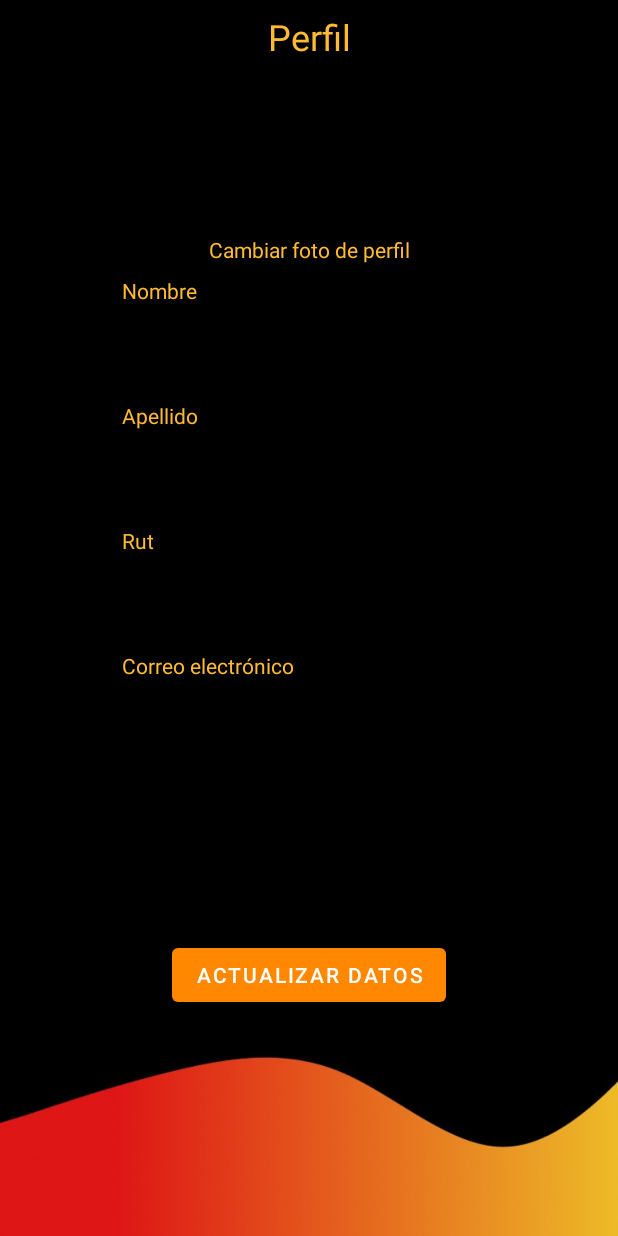
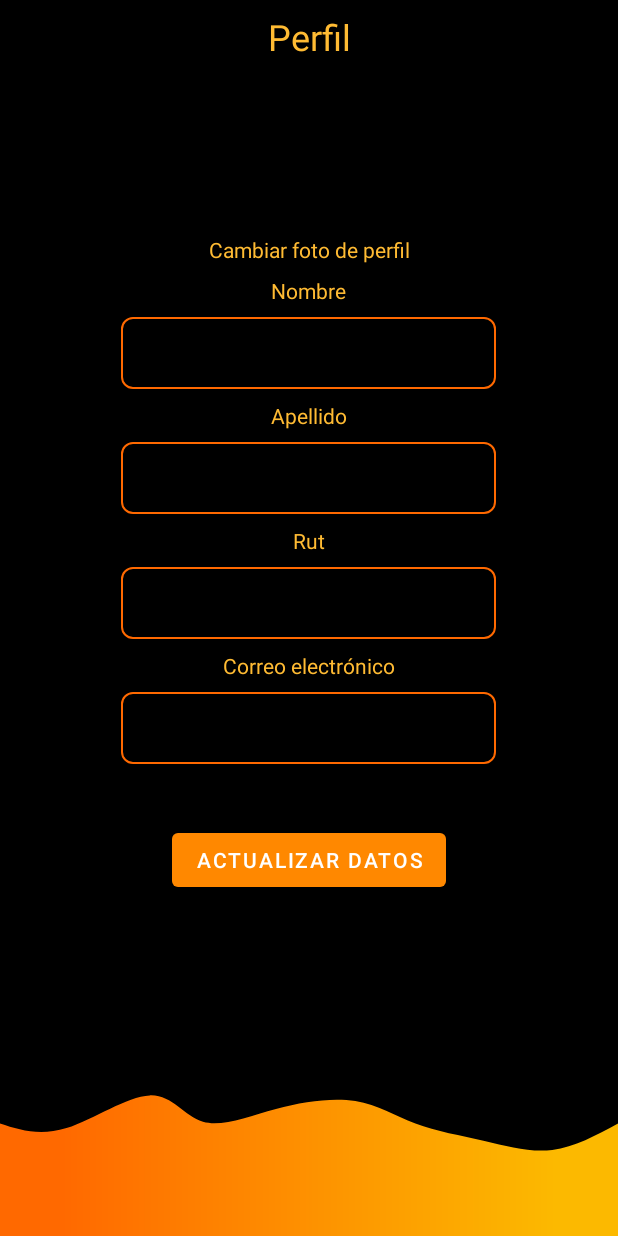
Before and after one commit to Sikriet/FixIt, an Android app: the profileActivity screen opened directly, with no data from a screen before it, on a phone screen of 412 x 824 dp. Run offline under Robolectric (Android 15) with nearby library versions, the phone set to English and light mode, and no system bars; our stand-ins replace Volley; network calls fail; 1 statement that could not run was skipped.

Commit message:
Ajuste para desplazar en "Mi perfil" para dispositivos más pequeños

```diff
--- a/app/src/main/res/layout/activity_profile.xml
+++ b/app/src/main/res/layout/activity_profile.xml
@@ -42,30 +42,48 @@
         app:layout_constraintStart_toStartOf="parent"
         app:layout_constraintTop_toBottomOf="@+id/imageView" />
 
+    <View
+        android:id="@+id/view2"
+        android:layout_width="wrap_content"
+        android:layout_height="150dp"
+        android:background="@drawable/ic_svg_waves"
+        app:layout_constraintBottom_toBottomOf="parent"
+        app:layout_constraintEnd_toEndOf="parent"
+        app:layout_constraintStart_toStartOf="parent" />
+
+    <ScrollView
+        android:layout_width="0dp"
+        android:layout_height="0dp"
+        app:layout_constraintBottom_toBottomOf="@+id/view2"
+        app:layout_constraintEnd_toEndOf="parent"
+        app:layout_constraintStart_toStartOf="parent"
+        app:layout_constraintTop_toBottomOf="@+id/textView7">
+
+        <LinearLayout
+            android:layout_width="match_parent"
+            android:layout_height="match_parent"
+            android:layout_gravity="center_horizontal"
+            android:gravity="center_horizontal"
+            android:orientation="vertical">
+
             <TextView
                 android:id="@+id/textView6"
                 android:layout_width="wrap_content"
                 android:layout_height="wrap_content"
                 android:layout_marginTop="8dp"
                 android:text="Nombre"
-        android:textColor="@android:color/holo_orange_light"
-        app:layout_constraintStart_toStartOf="@+id/et_nombre"
-        app:layout_constraintTop_toBottomOf="@+id/textView7" />
+                android:textColor="@android:color/holo_orange_light" />
 
             <EditText
                 android:id="@+id/et_nombre"
                 android:layout_width="250dp"
                 android:layout_height="48dp"
                 android:layout_marginTop="8dp"
-        android:background="@color/black"
+                android:background="@drawable/round_rectangle"
                 android:ems="10"
                 android:inputType="textPersonName"
                 android:textColor="@color/white"
                 android:textColorHint="@android:color/holo_orange_light"
-        app:layout_constraintEnd_toEndOf="parent"
-        app:layout_constraintHorizontal_bias="0.503"
-        app:layout_constraintStart_toStartOf="parent"
-        app:layout_constraintTop_toBottomOf="@+id/textView6"
                 tools:ignore="SpeakableTextPresentCheck" />
 
             <TextView
@@ -74,23 +92,18 @@
                 android:layout_height="wrap_content"
                 android:layout_marginTop="8dp"
                 android:text="Apellido"
-        android:textColor="@android:color/holo_orange_light"
-        app:layout_constraintStart_toStartOf="@+id/et_apellido"
-        app:layout_constraintTop_toBottomOf="@+id/et_nombre" />
+                android:textColor="@android:color/holo_orange_light" />
 
             <EditText
                 android:id="@+id/et_apellido"
                 android:layout_width="250dp"
                 android:layout_height="48dp"
                 android:layout_marginTop="8dp"
-        android:background="@color/black"
+                android:background="@drawable/round_rectangle"
                 android:ems="10"
                 android:inputType="textPersonName"
                 android:textColor="@color/white"
                 android:textColorHint="@android:color/holo_orange_light"
-        app:layout_constraintEnd_toEndOf="parent"
-        app:layout_constraintStart_toStartOf="parent"
-        app:layout_constraintTop_toBottomOf="@+id/textView5"
                 tools:ignore="SpeakableTextPresentCheck" />
 
             <TextView
@@ -99,23 +112,18 @@
                 android:layout_height="wrap_content"
                 android:layout_marginTop="8dp"
                 android:text="Rut"
-        android:textColor="@android:color/holo_orange_light"
-        app:layout_constraintStart_toStartOf="@+id/et_rut"
-        app:layout_constraintTop_toBottomOf="@+id/et_apellido" />
+                android:textColor="@android:color/holo_orange_light" />
 
             <EditText
                 android:id="@+id/et_rut"
                 android:layout_width="250dp"
                 android:layout_height="48dp"
                 android:layout_marginTop="8dp"
-        android:background="@color/black"
+                android:background="@drawable/round_rectangle"
                 android:ems="10"
                 android:inputType="textPersonName"
                 android:textColor="@color/white"
                 android:textColorHint="@android:color/holo_orange_light"
-        app:layout_constraintEnd_toEndOf="parent"
-        app:layout_constraintStart_toStartOf="parent"
-        app:layout_constraintTop_toBottomOf="@+id/textView4"
                 tools:ignore="SpeakableTextPresentCheck" />
 
             <TextView
@@ -124,44 +132,28 @@
                 android:layout_height="wrap_content"
                 android:layout_marginTop="8dp"
                 android:text="Correo electrónico"
-        android:textColor="@android:color/holo_orange_light"
-        app:layout_constraintStart_toStartOf="@+id/et_email"
-        app:layout_constraintTop_toBottomOf="@+id/et_rut" />
+                android:textColor="@android:color/holo_orange_light" />
 
             <EditText
                 android:id="@+id/et_email"
                 android:layout_width="250dp"
                 android:layout_height="48dp"
                 android:layout_marginTop="8dp"
-        android:background="@color/black"
+                android:background="@drawable/round_rectangle"
                 android:ems="10"
                 android:inputType="textPersonName"
                 android:textColor="@color/white"
                 android:textColorHint="@android:color/holo_orange_light"
-        app:layout_constraintEnd_toEndOf="parent"
-        app:layout_constraintHorizontal_bias="0.5"
-        app:layout_constraintStart_toStartOf="parent"
-        app:layout_constraintTop_toBottomOf="@+id/textView"
                 tools:ignore="SpeakableTextPresentCheck" />
 
             <Button
                 android:id="@+id/btn_update"
                 android:layout_width="wrap_content"
                 android:layout_height="wrap_content"
+                android:layout_marginTop="40dp"
                 android:text="Actualizar datos"
-        app:backgroundTint="@android:color/holo_orange_dark"
-        app:layout_constraintBottom_toTopOf="@+id/view2"
-        app:layout_constraintEnd_toEndOf="parent"
-        app:layout_constraintHorizontal_bias="0.5"
-        app:layout_constraintStart_toStartOf="parent" />
-
-    <View
-        android:id="@+id/view2"
-        android:layout_width="wrap_content"
-        android:layout_height="150dp"
-        android:background="@drawable/wave"
-        app:layout_constraintBottom_toBottomOf="parent"
-        app:layout_constraintEnd_toEndOf="parent"
-        app:layout_constraintStart_toStartOf="parent" />
+                app:backgroundTint="@android:color/holo_orange_dark" />
+        </LinearLayout>
+    </ScrollView>
 
 </androidx.constraintlayout.widget.ConstraintLayout>
```
Lines whose indentation alone changed are shown as unchanged.
